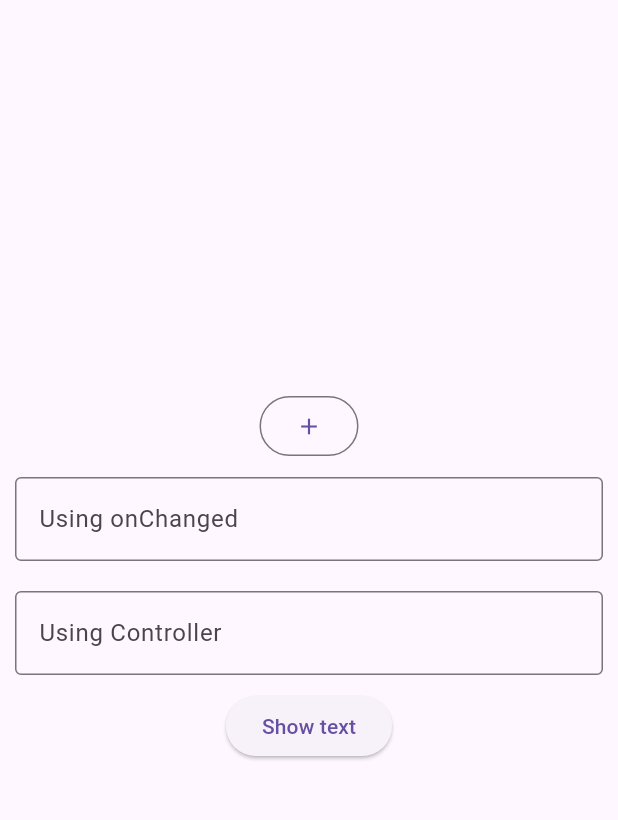
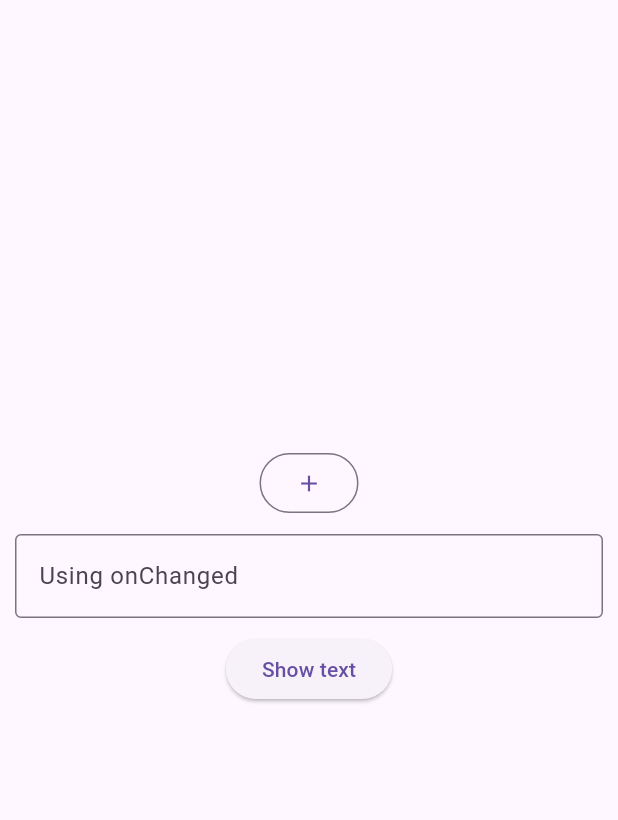
Before and after one commit to ilaynicholas/cmsc-23-week-4sample, a Flutter app: the screen it shows after launch, on a phone screen of 412 x 824 dp, the part 84-904 px from its top. Run offline on Flutter 3.47's test engine with Material 3 defaults, Android fonts, the phone set to English and light mode, and no system bars.

Commit message:
refactor: comment out TextField using a controller

```diff
--- a/lib/input_field_sample.dart
+++ b/lib/input_field_sample.dart
@@ -48,17 +48,17 @@ class _InputFieldSampleState extends State<InputFieldSample> {
               },
             ),
           ),
-          Padding(
-            padding: EdgeInsets.all(10),
-            child: TextField(
-              decoration: InputDecoration(
-                border: OutlineInputBorder(),
-                hintText: "Enter string",
-                labelText: "Using Controller",
-              ),
-              controller: _searchController,
-            ),
-          ),
+          // Padding(
+          //   padding: EdgeInsets.all(10),
+          //   child: TextField(
+          //     decoration: InputDecoration(
+          //       border: OutlineInputBorder(),
+          //       hintText: "Enter string",
+          //       labelText: "Using Controller",
+          //     ),
+          //     controller: _searchController,
+          //   ),
+          // ),
           ElevatedButton(
             onPressed: () {
               showDialog(
```
